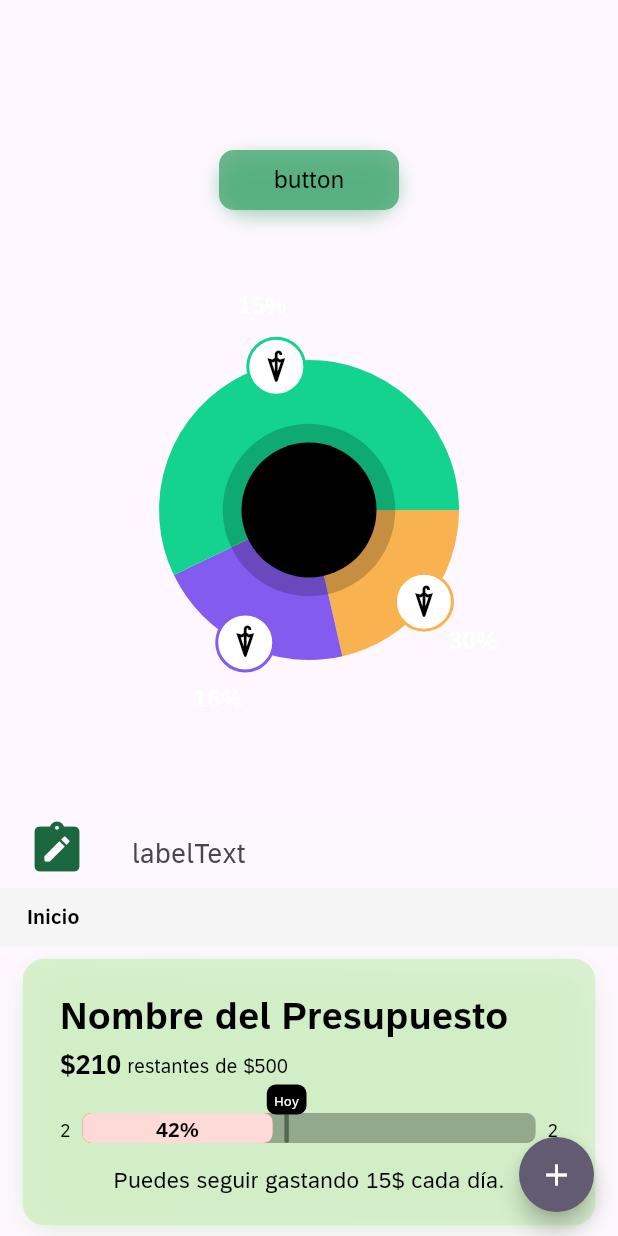
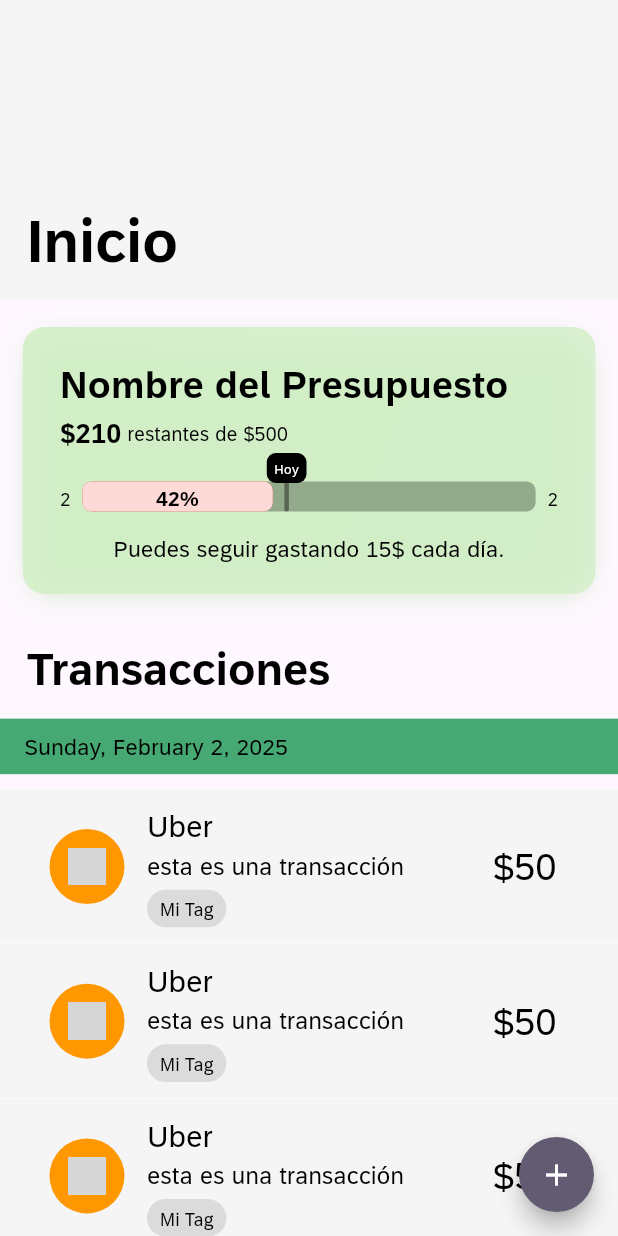
Before and after one commit to samhernandezc24/cashito-app, a Flutter app: the screen it shows after launch, on a phone screen of 412 x 824 dp. Run offline on Flutter 3.47's test engine with Material 3 defaults, Android fonts, the light colour scheme and no system bars; drawn by our look-alikes of fl_chart; our stand-ins replace drift, flutter_sticky_header; accounts and stored records are empty; generated files the repository leaves out were written again; grey boxes are pictures that could not be loaded.

Commit message:
[UPDATE] [Database, Models, HomePage] Adding a database for the structure data, modifying the home page

```diff
--- a/analysis_options.yaml
+++ b/analysis_options.yaml
@@ -7,6 +7,9 @@
 
 # The following line activates a set of recommended lints for Flutter apps,
 # packages, and plugins designed to encourage good coding practices.
+analyzer:
+  errors:
+    constant_identifier_names: ignore
 include: package:flutter_lints/flutter.yaml
 
 linter:
--- a/lib/main.dart
+++ b/lib/main.dart
@@ -1,3 +1,4 @@
+import 'package:cashito_app/styles/app_colors.dart';
 import 'package:cashito_app/ui/common/controls/fab.dart';
 import 'package:cashito_app/ui/pages/home/home_page.dart';
 import 'package:flutter/material.dart';
@@ -7,24 +8,37 @@ void main() {
 }
 
 class MyApp extends StatelessWidget {
-  const MyApp({super.key});
-
+  const MyApp({Key? key}) : super(key: key);
   @override
   Widget build(BuildContext context) {
     return MaterialApp(
       title: 'Flutter Demo',
       theme: ThemeData(
         fontFamily: 'Font72',
+        buttonTheme: ButtonThemeData(
+          buttonColor: Theme.of(context).colorScheme.accentColor,
+        ),
+        primaryColor: Colors.white,
+        primaryColorDark: Colors.grey[200],
+        primaryColorLight: Colors.grey[100],
         brightness: Brightness.light,
         canvasColor: Colors.grey[100],
         appBarTheme: AppBarTheme(),
       ),
       darkTheme: ThemeData(
         fontFamily: 'Font72',
+        buttonTheme: ButtonThemeData(
+          buttonColor: Theme.of(context).colorScheme.accentColor,
+        ),
+        primaryColor: Colors.black,
+        primaryColorDark: Colors.grey[800],
+        primaryColorLight: Colors.grey[850],
         brightness: Brightness.dark,
+        indicatorColor: Colors.white,
         canvasColor: Colors.black,
         appBarTheme: AppBarTheme(),
       ),
+      themeMode: ThemeMode.light,
       home: Scaffold(
         body: MyHomePage(title: 'Cashito App'),
         floatingActionButton: FAB(openPage: OpenTestPage()),
--- a/lib/ui/pages/home/home_page.dart
+++ b/lib/ui/pages/home/home_page.dart
@@ -1,5 +1,6 @@
 import 'package:cashito_app/core/models/budget.dart';
 import 'package:cashito_app/core/models/transaction.dart';
+import 'package:cashito_app/styles/app_colors.dart';
 import 'package:cashito_app/ui/common/budget_container.dart';
 import 'package:cashito_app/ui/common/charts/pie_chart.dart';
 import 'package:cashito_app/ui/common/controls/button.dart';
@@ -20,67 +21,28 @@ class MyHomePage extends StatefulWidget {
 }
 
 class _MyHomePageState extends State<MyHomePage> {
-  final scrollController = ScrollController();
+  final GlobalKey<_HomeAppBarState> _appBarKey = GlobalKey();
+  double setTitleHeight = 0;
 
   @override
   Widget build(BuildContext context) {
     return Scaffold(
       body: CustomScrollView(
-        controller: scrollController,
         slivers: [
-          SliverList(
-            delegate: SliverChildListDelegate(
-              [
-                SizedBox(height: 100),
-                Button(
-                  label: 'button',
-                  width: 120,
-                  height: 40,
-                  onTap: () {},
-                ),
-                SizedBox(height: 100),
-                SizedBox(
-                  width: 200,
-                  height: 200,
-                  child: Stack(
-                    children: [
-                      PieChartSample3(),
-                      IgnorePointer(
-                        child: Center(
-                          child: Container(
-                            width: 90,
-                            height: 90,
-                            decoration: BoxDecoration(
-                              color: Colors.black,
-                              shape: BoxShape.circle,
+          SliverAppBar(
+            leading: Container(),
+            backgroundColor: Theme.of(context).colorScheme.accentColor,
+            pinned: true,
+            expandedHeight: 200.0,
+            collapsedHeight: 65,
+            flexibleSpace: FlexibleSpaceBar(
+              titlePadding: EdgeInsets.symmetric(vertical: 15, horizontal: 18),
+              title: HomeAppBar(key: _appBarKey, defaultTitle: 'Inicio'),
+              background: Container(color: Theme.of(context).canvasColor),
             ),
           ),
-                        ),
-                      ),
-                      IgnorePointer(
-                        child: Center(
-                          child: Container(
-                            width: 115,
-                            height: 115,
-                            decoration: BoxDecoration(
-                              color: Colors.black.withValues(alpha: 0.2),
-                              shape: BoxShape.circle,
-                            ),
-                          ),
-                        ),
-                      ),
-                    ],
-                  ),
-                ),
-                SizedBox(height: 100),
-                TextInput(labelText: 'labelText'),
-              ],
-            ),
-          ),
-          SliverStickyHeader(
-            header: TextHeader(text: 'Inicio'),
-            sliver: SliverPadding(
-              padding: EdgeInsets.symmetric(),
+          SliverPadding(
+            padding: EdgeInsets.symmetric(vertical: 10),
             sliver: SliverList(
               delegate: SliverChildListDelegate(
                 [
@@ -100,13 +62,45 @@ class _MyHomePageState extends State<MyHomePage> {
               ),
             ),
           ),
+          SliverAppBar(
+            leading: Container(),
+            backgroundColor: Colors.transparent,
+            expandedHeight: 65.1,
+            collapsedHeight: 65,
+            flexibleSpace: LayoutBuilder(
+              builder: (BuildContext context, BoxConstraints constraints) {
+                if (setTitleHeight == 0) {
+                  setTitleHeight = constraints.biggest.height;
+                }
+
+                print(setTitleHeight);
+
+                if (constraints.biggest.height < setTitleHeight) {
+                  // ocurre cuando el título desaparece (desplazamiento hacia abajo)
+                  // agregar un retardo para esperar a la disposición de los widgets hijos primero
+                  Future.delayed(Duration.zero, () async {
+                    _appBarKey.currentState?.changedTitle('Transacciones', 1);
+                  });
+                } else {
+                  // ocurre cuando aparece el título (desplazamiento hacia arriba)
+                  Future.delayed(Duration.zero, () async {
+                    _appBarKey.currentState?.changedTitle('Inicio', -1);
+                  });
+                }
+                return FlexibleSpaceBar(
+                  titlePadding: EdgeInsets.symmetric(vertical: 15, horizontal: 18),
+                  title: TextFont(
+                    text: 'Transacciones',
+                    fontWeight: FontWeight.bold,
                   ),
-
+                );
+              }
+            ),
+          ),
           SliverStickyHeader(
             header: Column(
               crossAxisAlignment: CrossAxisAlignment.start,
               children: [
-                TextHeader(text: 'Transacciones'),
                 DateDivider(date: DateTime.now()),
               ],
             ),
@@ -165,3 +159,65 @@ class _MyHomePageState extends State<MyHomePage> {
     );
   }
 }
+
+class HomeAppBar extends StatefulWidget {
+  const HomeAppBar({Key? key, required this.defaultTitle}) : super(key: key);
+
+  final String defaultTitle;
+
+  @override
+  State<HomeAppBar> createState() => _HomeAppBarState();
+}
+
+class _HomeAppBarState extends State<HomeAppBar> {
+  late String title = '';
+  late int direction = -1;
+
+  @override
+  void initState() {
+    super.initState();
+    title = widget.defaultTitle;
+  }
+
+  void changedTitle(newTitle, newDirection) {
+    setState(() {
+      title = newTitle;
+      direction = newDirection;
+    });
+  }
+
+  @override
+  Widget build(BuildContext context) {
+    return AnimatedSwitcher(
+      duration: Duration(milliseconds: 500),
+      switchInCurve: Curves.easeInOutCubic,
+      switchOutCurve: Curves.easeInOutCubic,
+      transitionBuilder: (Widget child, Animation<double> animation) {
+        final inAnimation = Tween<Offset>(
+          begin: Offset(0.0, direction == -1 ? -1 : 1),
+          end: Offset(0.0, 0.0),
+        ).animate(animation);
+        final outAnimation = Tween<Offset>(
+          begin: Offset(0.0, direction == -1 ? 1 : -1),
+          end: Offset(0.0, 0.0),
+        ).animate(animation);
+
+        return ClipRect(
+          child: SlideTransition(
+            position: child.key == ValueKey(title) ? inAnimation : outAnimation,
+            child: child,
+          ),
+        );
+      },
+      child: SizedBox(
+        width: MediaQuery.of(context).size.width,
+        key: ValueKey(title),
+        child: TextFont(
+          text: title,
+          fontSize: 26,
+          fontWeight: FontWeight.bold,
+        ),
+      ),
+    );
+  }
+}
```
Also changed, not shown: lib/core/database/tables.dart (added, +108 -0 lines), lib/core/models/default_categories.dart (added, +73 -0 lines), pubspec.yaml (+14 -0 lines), pubspec.lock, 6 other files. Lines whose indentation alone changed are shown as unchanged.
